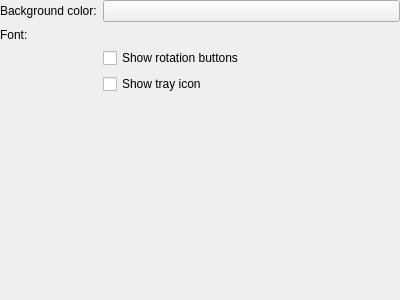
KDE/kruler, file cfg_appearance.ui: the form before one commit.
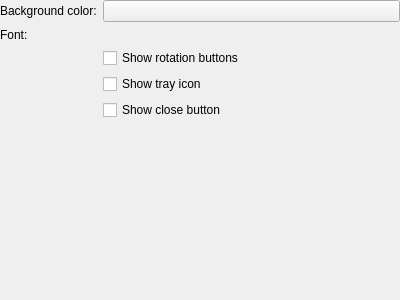
The form after the commit. Custom widgets are drawn as their Qt base class.

Commit message: Close button when in tray icon mode. This can be configured to be visible independent from the other tool buttons.

Diff of the .ui file:
```diff
--- a/cfg_appearance.ui
+++ b/cfg_appearance.ui
@@ -48,6 +48,13 @@
      </property>
     </widget>
    </item>
+   <item row="5" column="1" >
+    <widget class="QCheckBox" name="kcfg_CloseButtonVisible" >
+     <property name="text" >
+      <string>Show close button</string>
+     </property>
+    </widget>
+   </item>
   </layout>
  </widget>
  <layoutfunction spacing="KDialog::spacingHint" margin="KDialog::marginHint" />
```
Left out of the diff: 19 changed lines with no effect on the pictures. The commit also changes 4 other files.
